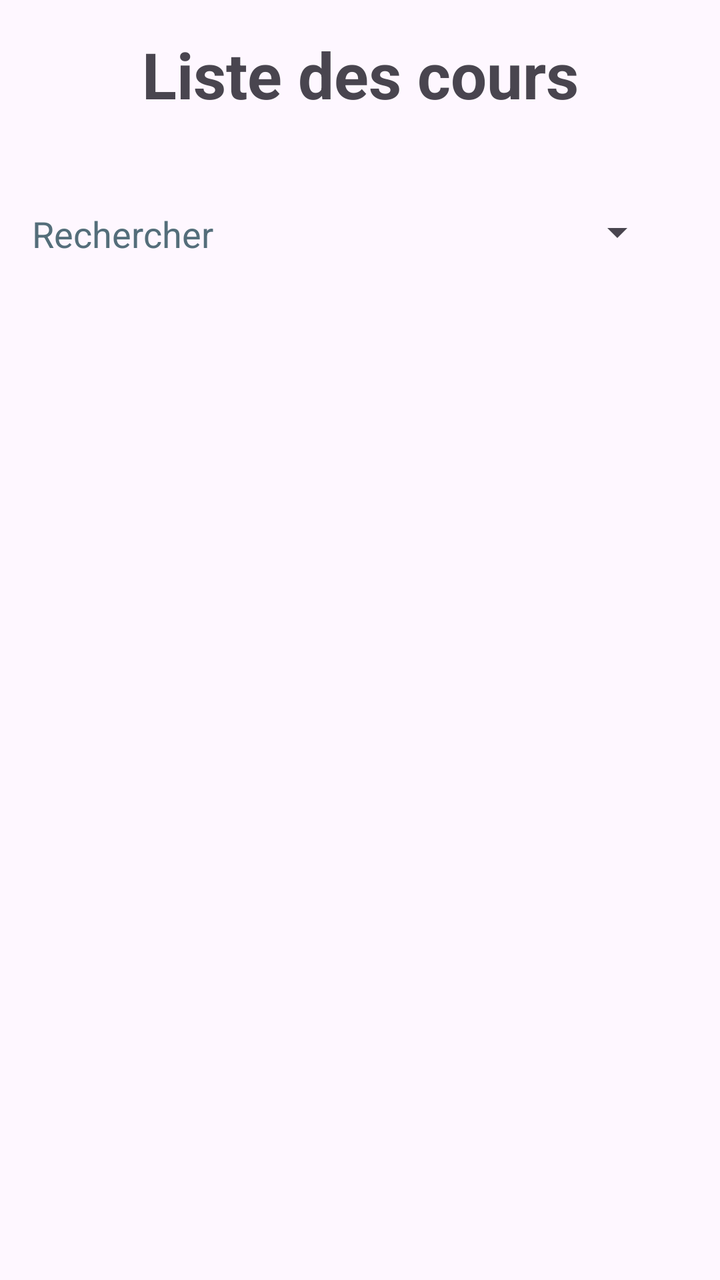
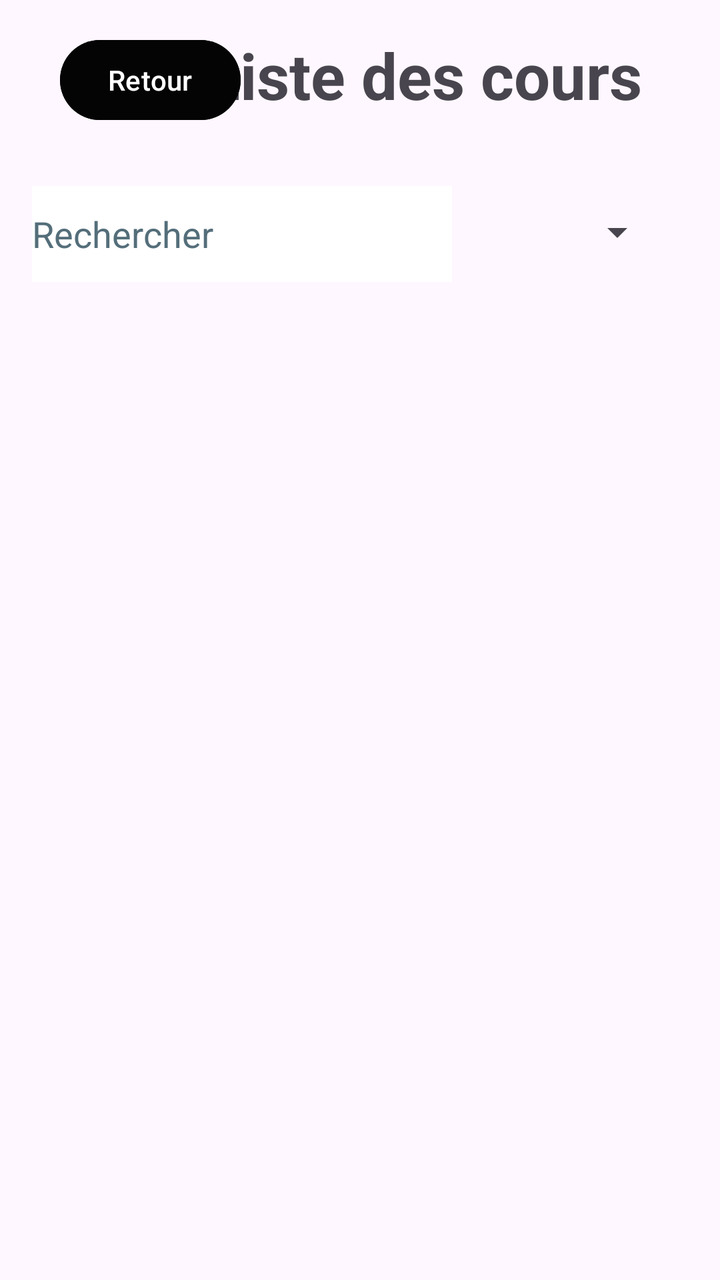

Screens rendered from an Android XML layout before and after an edit, with the pre-edit source and the edit as a unified diff.
<!-- AndroidManifest.xml: application theme Theme.MiniMoodle -->
<!-- res/layout/activity_liste_des_cours.xml -->
<?xml version="1.0" encoding="utf-8"?>
<androidx.constraintlayout.widget.ConstraintLayout xmlns:android="http://schemas.android.com/apk/res/android"
    xmlns:app="http://schemas.android.com/apk/res-auto"
    xmlns:tools="http://schemas.android.com/tools"
    android:id="@+id/main"
    android:layout_width="match_parent"
    android:layout_height="match_parent"
    tools:context=".vue.ListeDesCours">

    <androidx.constraintlayout.widget.Guideline
        android:id="@+id/guideline27"
        android:layout_width="wrap_content"
        android:layout_height="wrap_content"
        android:orientation="horizontal"
        app:layout_constraintGuide_begin="74dp" />

    <TextView
        android:id="@+id/textView5"
        android:layout_width="wrap_content"
        android:layout_height="wrap_content"
        android:text="@string/liste_des_cours"
        android:textSize="32sp"
        android:textStyle="bold"
        app:layout_constraintBottom_toTopOf="@+id/guideline27"
        app:layout_constraintEnd_toEndOf="parent"
        app:layout_constraintStart_toStartOf="parent"
        app:layout_constraintTop_toTopOf="parent" />

    <androidx.constraintlayout.widget.Guideline
        android:id="@+id/guideline28"
        android:layout_width="wrap_content"
        android:layout_height="wrap_content"
        android:orientation="vertical"
        app:layout_constraintGuide_begin="16dp" />

    <androidx.constraintlayout.widget.Guideline
        android:id="@+id/guideline29"
        android:layout_width="wrap_content"
        android:layout_height="wrap_content"
        android:orientation="vertical"
        app:layout_constraintGuide_end="16dp" />

    <androidx.constraintlayout.widget.Guideline
        android:id="@+id/guideline30"
        android:layout_width="wrap_content"
        android:layout_height="wrap_content"
        android:orientation="horizontal"
        app:layout_constraintGuide_begin="667dp" />

    <Button
        android:id="@+id/button"
        android:layout_width="wrap_content"
        android:layout_height="wrap_content"
        android:backgroundTint="#040404"
        android:text="@string/retour"
        app:layout_constraintBottom_toBottomOf="parent"
        app:layout_constraintEnd_toStartOf="@+id/guideline29"
        app:layout_constraintHorizontal_bias="0.065"
        app:layout_constraintStart_toStartOf="@+id/guideline28"
        app:layout_constraintTop_toTopOf="@+id/guideline30"
        app:layout_constraintVertical_bias="0.687" />

    <EditText
        android:id="@+id/editTextText"
        android:layout_width="wrap_content"
        android:layout_height="wrap_content"
        android:autofillHints=""
        android:background="@android:color/widget_edittext_dark"
        android:ems="10"
        android:hint="@string/rechercher"
        android:inputType="text"
        android:minHeight="48dp"
        android:textColorHint="#546E7A"
        app:layout_constraintBottom_toTopOf="@+id/guideline32"
        app:layout_constraintEnd_toStartOf="@+id/guideline29"
        app:layout_constraintHorizontal_bias="0.0"
        app:layout_constraintStart_toStartOf="@+id/guideline28"
        app:layout_constraintTop_toTopOf="@+id/guideline27"
        app:layout_constraintVertical_bias="0.527" />

    <androidx.constraintlayout.widget.Guideline
        android:id="@+id/guideline32"
        android:layout_width="wrap_content"
        android:layout_height="wrap_content"
        android:orientation="horizontal"
        app:layout_constraintGuide_begin="158dp" />

    <Spinner
        android:id="@+id/spinner"
        android:layout_width="118dp"
        android:layout_height="48dp"
        app:layout_constraintBottom_toTopOf="@+id/guideline32"
        app:layout_constraintEnd_toStartOf="@+id/guideline29"
        app:layout_constraintStart_toStartOf="@+id/guideline33"
        app:layout_constraintTop_toTopOf="@+id/guideline27" />

    <androidx.constraintlayout.widget.Guideline
        android:id="@+id/guideline33"
        android:layout_width="wrap_content"
        android:layout_height="wrap_content"
        android:orientation="vertical"
        app:layout_constraintGuide_begin="203dp" />

    <androidx.recyclerview.widget.RecyclerView
        android:id="@+id/rvListeCours"
        android:layout_width="375dp"
        android:layout_height="497dp"
        app:layout_constraintBottom_toTopOf="@+id/guideline30"
        app:layout_constraintEnd_toStartOf="@+id/guideline29"
        app:layout_constraintStart_toStartOf="@+id/guideline28"
        app:layout_constraintTop_toTopOf="@+id/guideline32" />
</androidx.constraintlayout.widget.ConstraintLayout>
<!-- resources referenced by this layout -->
<resources>
  <string name="liste_des_cours">Liste des cours</string>
  <string name="rechercher">Rechercher</string>
  <string name="retour">Retour</string>
  <style name="Theme.MiniMoodle" parent="Base.Theme.MiniMoodle" />
  <style name="Base.Theme.MiniMoodle" parent="Theme.Material3.DayNight.NoActionBar">
          
          
      </style>
</resources>

<!-- the commit's change to res/layout/activity_liste_des_cours.xml (unified diff, before → after) -->
@@ -23,8 +23,10 @@
         android:textStyle="bold"
         app:layout_constraintBottom_toTopOf="@+id/guideline27"
         app:layout_constraintEnd_toEndOf="parent"
+        app:layout_constraintHorizontal_bias="0.725"
         app:layout_constraintStart_toStartOf="parent"
-        app:layout_constraintTop_toTopOf="parent" />
+        app:layout_constraintTop_toTopOf="parent"
+        app:layout_constraintVertical_bias="0.516" />
 
     <androidx.constraintlayout.widget.Guideline
         android:id="@+id/guideline28"
@@ -40,32 +42,25 @@
         android:orientation="vertical"
         app:layout_constraintGuide_end="16dp" />
 
-    <androidx.constraintlayout.widget.Guideline
-        android:id="@+id/guideline30"
-        android:layout_width="wrap_content"
-        android:layout_height="wrap_content"
-        android:orientation="horizontal"
-        app:layout_constraintGuide_begin="667dp" />
-
     <Button
-        android:id="@+id/button"
+        android:id="@+id/btnListeRetour"
         android:layout_width="wrap_content"
         android:layout_height="wrap_content"
         android:backgroundTint="#040404"
         android:text="@string/retour"
-        app:layout_constraintBottom_toBottomOf="parent"
-        app:layout_constraintEnd_toStartOf="@+id/guideline29"
-        app:layout_constraintHorizontal_bias="0.065"
+        app:layout_constraintBottom_toTopOf="@+id/guideline27"
+        app:layout_constraintEnd_toStartOf="@+id/guideline33"
+        app:layout_constraintHorizontal_bias="0.144"
         app:layout_constraintStart_toStartOf="@+id/guideline28"
-        app:layout_constraintTop_toTopOf="@+id/guideline30"
-        app:layout_constraintVertical_bias="0.687" />
+        app:layout_constraintTop_toTopOf="parent"
+        app:layout_constraintVertical_bias="0.615" />
 
     <EditText
         android:id="@+id/editTextText"
         android:layout_width="wrap_content"
         android:layout_height="wrap_content"
         android:autofillHints=""
-        android:background="@android:color/widget_edittext_dark"
+        android:background="@color/white"
         android:ems="10"
         android:hint="@string/rechercher"
         android:inputType="text"
@@ -103,9 +98,9 @@
 
     <androidx.recyclerview.widget.RecyclerView
         android:id="@+id/rvListeCours"
-        android:layout_width="375dp"
-        android:layout_height="497dp"
-        app:layout_constraintBottom_toTopOf="@+id/guideline30"
+        android:layout_width="0dp"
+        android:layout_height="0dp"
+        app:layout_constraintBottom_toBottomOf="parent"
         app:layout_constraintEnd_toStartOf="@+id/guideline29"
         app:layout_constraintStart_toStartOf="@+id/guideline28"
         app:layout_constraintTop_toTopOf="@+id/guideline32" />
<!-- resource entries referenced after the edit -->
@@ -1,5 +1,6 @@
 <!-- resources referenced by this layout -->
 <resources>
+  <color name="white">#FFFFFFFF</color>
   <string name="liste_des_cours">Liste des cours</string>
   <string name="rechercher">Rechercher</string>
   <string name="retour">Retour</string>
